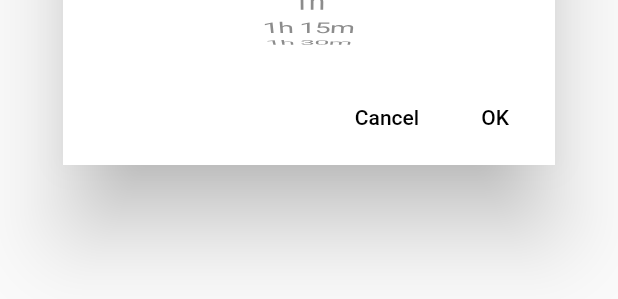
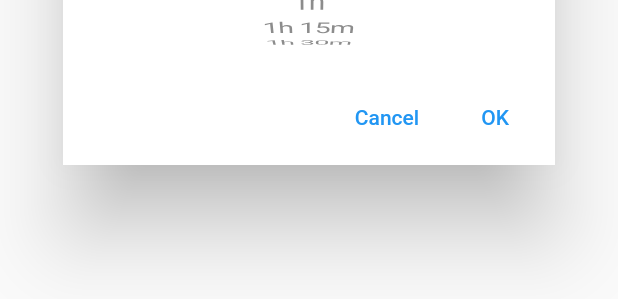
Before and after one commit to artur-ios-dev/watermaniac, a Flutter app: the MinutesPickerDialog widget shown alone on an empty page, opened directly, on a phone screen of 412 x 824 dp. Shown: the part 645-944 px from the top of the screen. Run offline on Flutter 3.47's test engine with Material 2 defaults, Android fonts, the phone set to English and light mode, and no system bars; our stand-ins replace flutter_local_notifications, flutter_redux, flutter_svg, redux, shared_preferences, sqflite; missing offline and left inert: firebase_admob; accounts and stored records are empty.

Commit message:
HOT FIX ~ Flutter migration

```diff
--- a/lib/middleware/middleware.dart
+++ b/lib/middleware/middleware.dart
@@ -1,3 +1,5 @@
+// ignore_for_file: deprecated_member_use
+
 import 'package:redux/redux.dart';
 import 'package:watermaniac/actions/history_actions.dart';
 import 'package:watermaniac/actions/settings_actions.dart';
--- a/lib/model/water/Drink.dart
+++ b/lib/model/water/Drink.dart
@@ -4,6 +4,7 @@ abstract class Drink {
 
   Drink(this.name, this.amount);
 
+  // ignore: todo
   // TODO: big, medium, small
   // factory Drink.water() => Water(250);
   // factory Drink.coffee() => Water(200);
--- a/lib/screens/history/history_page.dart
+++ b/lib/screens/history/history_page.dart
@@ -149,6 +149,7 @@ class _HistoryPageState extends State<HistoryPage>
     return Expanded(
       child: Padding(
         padding: EdgeInsets.all(8.0),
+        // ignore: deprecated_member_use
         child: FlatButton(
           shape:
               RoundedRectangleBorder(borderRadius: BorderRadius.circular(16.0)),
--- a/lib/screens/notifications/notifications_settings_page.dart
+++ b/lib/screens/notifications/notifications_settings_page.dart
@@ -274,10 +274,10 @@ class _MinutesPickerDialogState extends State<MinutesPickerDialog> {
       data: ButtonBarThemeData(),
       child: ButtonBar(
         children: <Widget>[
-          new FlatButton(
+          new TextButton(
               child: new Text(localizations.cancelButtonLabel),
               onPressed: _handleCancel),
-          new FlatButton(
+          new TextButton(
               child: new Text(localizations.okButtonLabel),
               onPressed: _handleOk),
         ],
--- a/lib/screens/settings/settings_page.dart
+++ b/lib/screens/settings/settings_page.dart
@@ -1,4 +1,3 @@
-import 'package:flutter/cupertino.dart';
 import 'package:flutter/material.dart';
 import 'package:flutter_redux/flutter_redux.dart';
 import 'package:watermaniac/actions/settings_actions.dart';
--- a/lib/screens/settings/widgets/gender_selector_view.dart
+++ b/lib/screens/settings/widgets/gender_selector_view.dart
@@ -63,6 +63,7 @@ class _GenderSelectorViewState extends State<GenderSelectorView> {
               ),
               Padding(
                 padding: EdgeInsets.symmetric(horizontal: 16.0),
+                // ignore: deprecated_member_use
                 child: FlatButton.icon(
                   highlightColor: Colors.transparent,
                   splashColor: Colors.transparent,
--- a/lib/watermaniac_app.dart
+++ b/lib/watermaniac_app.dart
@@ -21,8 +21,7 @@ class WatermaniacApp extends StatelessWidget {
     return MaterialApp(
       theme: ThemeData(
         brightness: Brightness.light,
-        primaryColor: const Color(0xFF4C9BFB),
-        accentColor: const Color(0xFFF66BBE),
+        primaryColor: const Color(0xFF4C9BFB), colorScheme: ColorScheme.fromSwatch().copyWith(secondary: const Color(0xFFF66BBE)),
         // f5bad3 (pinkish), c7d0df (grayish), fcfbfe (whiteish)
       ),
       home: StoreProvider(
```
Also changed, not shown: lib/screens/home/home_page.dart (+4 -4 lines), pubspec.lock, 2 other files.
